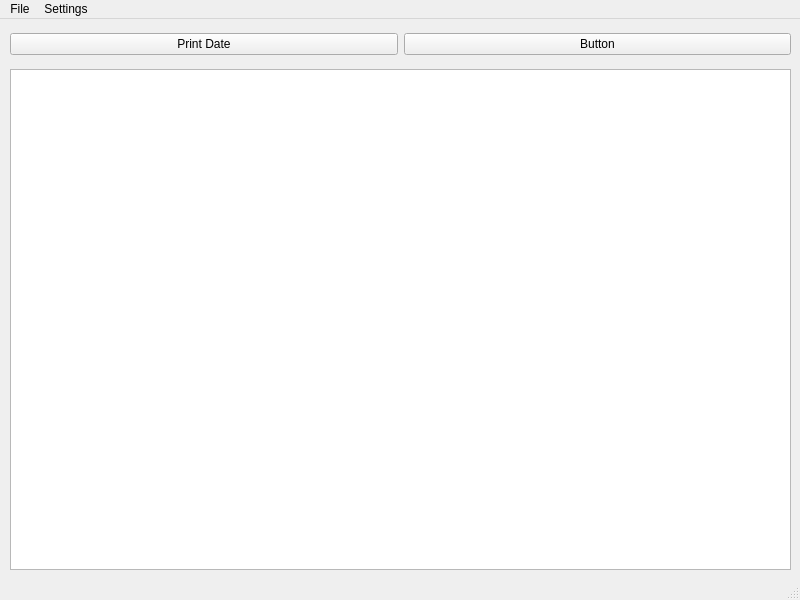
First picture: the form in mainwindow.ui, repository harunresit/Led-Array-Manager-V1.0, before the edit.
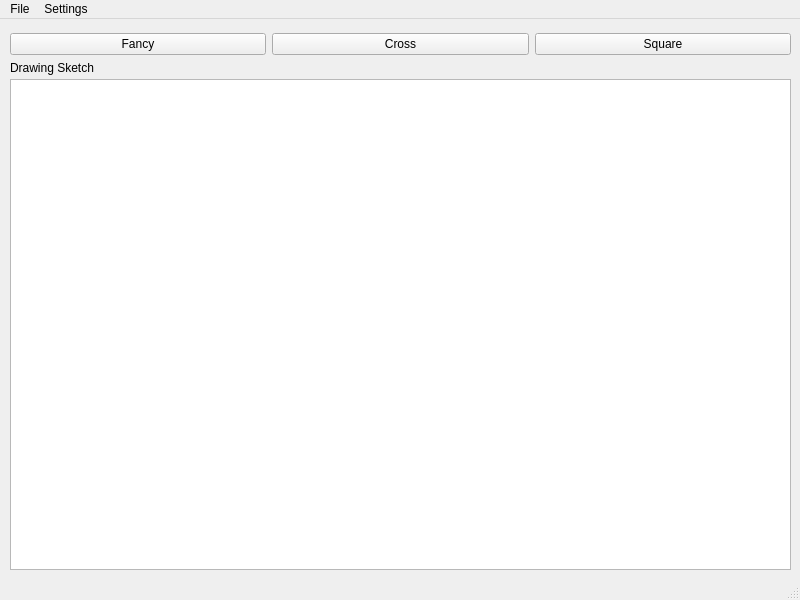
Second picture: the form after the edit.

Commit message: made draw sketch windows

```diff
--- a/mainwindow.ui
+++ b/mainwindow.ui
@@ -27,14 +27,21 @@
      <item>
       <widget class="QPushButton" name="pushButton">
        <property name="text">
-        <string>Print Date</string>
+        <string>Fancy</string>
        </property>
       </widget>
      </item>
      <item>
       <widget class="QPushButton" name="pushButton_2">
        <property name="text">
-        <string>Button</string>
+        <string>Cross</string>
+       </property>
+      </widget>
+     </item>
+     <item>
+      <widget class="QPushButton" name="pushButton_3">
+       <property name="text">
+        <string>Square</string>
        </property>
       </widget>
      </item>
@@ -44,12 +51,25 @@
     <property name="geometry">
      <rect>
       <x>10</x>
-      <y>50</y>
+      <y>60</y>
       <width>781</width>
-      <height>501</height>
+      <height>491</height>
      </rect>
     </property>
    </widget>
+   <widget class="QLabel" name="label">
+    <property name="geometry">
+     <rect>
+      <x>10</x>
+      <y>40</y>
+      <width>111</width>
+      <height>17</height>
+     </rect>
+    </property>
+    <property name="text">
+     <string>Drawing Sketch</string>
+    </property>
+   </widget>
   </widget>
   <widget class="QMenuBar" name="menubar">
    <property name="geometry">
```
Left out of the diff: 12 changed lines with no effect on the pictures. The commit also changes 2 other files.
